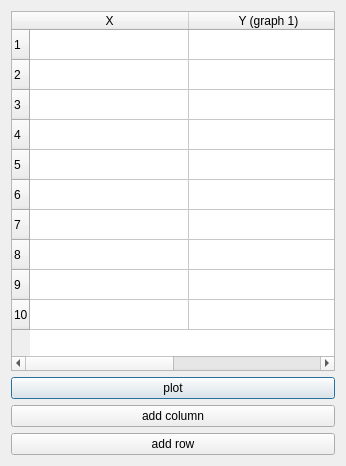
First picture: the form in worksheet_dialog.ui, repository Meliani-Mehdi/Graphite_QT, before the edit.
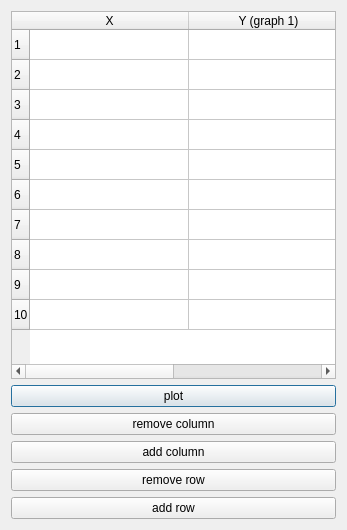
Second picture: the form after the edit.

Commit message: added remove to worksheet try it

```diff
--- a/worksheet_dialog.ui
+++ b/worksheet_dialog.ui
@@ -6,8 +6,8 @@
    <rect>
     <x>0</x>
     <y>0</y>
-    <width>346</width>
-    <height>466</height>
+    <width>347</width>
+    <height>530</height>
    </rect>
   </property>
   <property name="windowTitle">
@@ -18,7 +18,7 @@
     color: black;
 }</string>
   </property>
-  <layout class="QVBoxLayout" name="verticalLayout_2">
+  <layout class="QVBoxLayout" name="verticalLayout">
    <item>
     <widget class="QTableWidget" name="tableWidget">
      <property name="sizePolicy">
@@ -100,9 +100,6 @@
      </item>
     </widget>
    </item>
-   <item>
-    <layout class="QVBoxLayout" name="verticalLayout"/>
-   </item>
    <item>
     <widget class="QPushButton" name="plotwork">
      <property name="text">
@@ -110,6 +107,13 @@
      </property>
     </widget>
    </item>
+   <item>
+    <widget class="QPushButton" name="remcol">
+     <property name="text">
+      <string>remove column</string>
+     </property>
+    </widget>
+   </item>
    <item>
     <widget class="QPushButton" name="addwork_2">
      <property name="text">
@@ -117,6 +121,13 @@
      </property>
     </widget>
    </item>
+   <item>
+    <widget class="QPushButton" name="remrow">
+     <property name="text">
+      <string>remove row</string>
+     </property>
+    </widget>
+   </item>
    <item>
     <widget class="QPushButton" name="addwork">
      <property name="text">
```
The commit also changes 2 other files.
